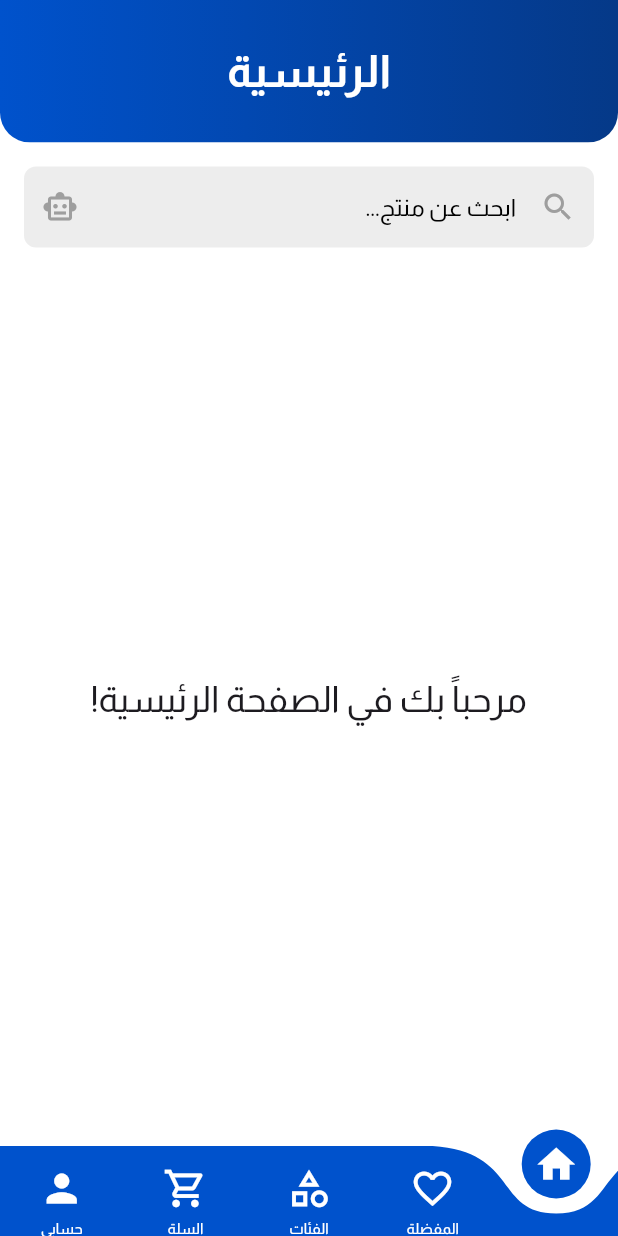
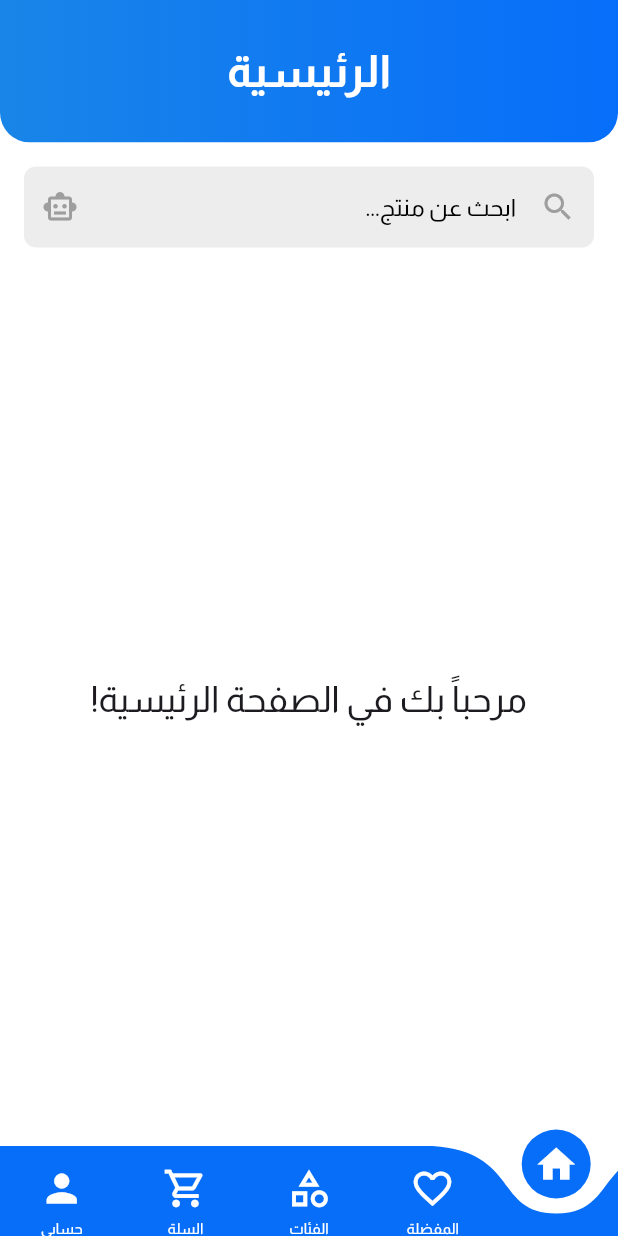
Before and after one commit to E-commerce-CS22/Flutter-app, a Flutter app: the HomePage screen opened directly, on a phone screen of 412 x 824 dp. Run offline on Flutter 3.47's test engine with Material 3 defaults, Android fonts, the phone set to English and light mode, and no system bars; drawn by our look-alikes of curved_navigation_bar; our stand-ins replace dartz, dash_chat_2, dio, flutter_bloc, flutter_gemini, flutter_svg and 4 more; accounts and stored records are empty; project files that could hold a hidden picture were left out.

Commit message:
fix color

```diff
--- a/lib/core/configs/theme/app_colors.dart
+++ b/lib/core/configs/theme/app_colors.dart
@@ -2,13 +2,13 @@ import 'package:flutter/material.dart';
 
 class AppColors {
 
-  static const primary = Color(0xff0052cc);
+  static const primary = Color(0xff076efa);
   static const background = Color(0xffffffff);
   static const secondBackground = Color(0xffededed);
 
   //gradient
-  static const gradient1 = Color(0xff0052cc);
-  static const gradient2 = Color(0xff053988);
+  static const gradient1 = Color(0xff1985e8);
+  static const gradient2 = Color(0xff076efa);
 
 
   //Basics
--- a/lib/core/configs/theme/app_theme.dart
+++ b/lib/core/configs/theme/app_theme.dart
@@ -12,23 +12,23 @@ class AppTheme {
 
   static final appTheme = ThemeData(
     // primaryColor: AppColors.primary,
-    primaryColor: const Color(0xff0052cc),
+    primaryColor: AppColors.primary,
     scaffoldBackgroundColor: AppColors.background,
     brightness: Brightness.light,
     fontFamily: 'Almarai',
     snackBarTheme: const SnackBarThemeData(
       backgroundColor: AppColors.secondBackground,
-      contentTextStyle: TextStyle(color: Colors.black),
+      contentTextStyle: TextStyle(color: AppColors.black),
     ),
     inputDecorationTheme: InputDecorationTheme(
         filled: true,
         fillColor: AppColors.secondBackground,
         labelStyle: const TextStyle(
-        color: Color(0xff000000),
+        color: AppColors.black,
         fontWeight: FontWeight.w400,
         ),
         hintStyle: const TextStyle(
-          color: Color(0xff000000),
+          color: AppColors.black,
           fontWeight: FontWeight.w400,
         ),
         contentPadding: const EdgeInsets.all(16),
```
Also changed, not shown: lib/features/ai/ai_page.dart (+29 -15 lines).
